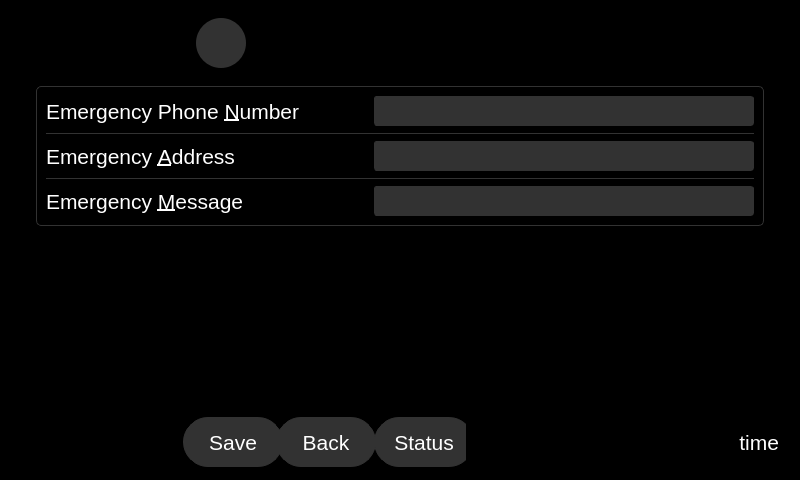
Qt form qt_design/main_window.ui (zyl120/Naloxone_Safety_Kit) before a commit.
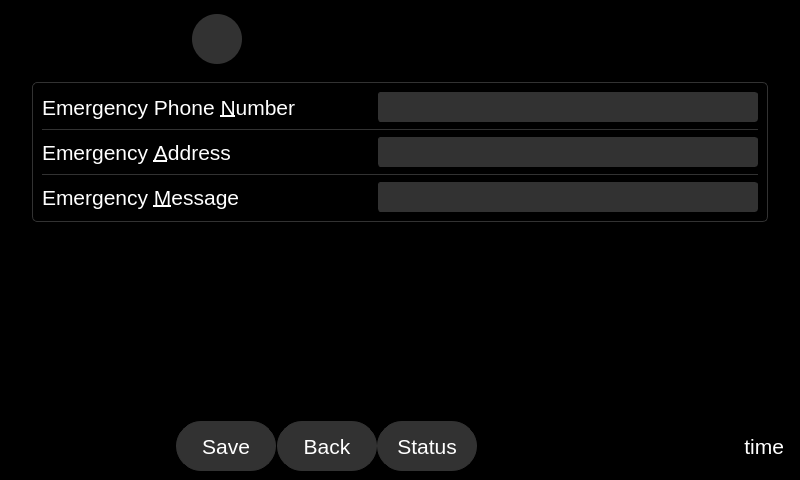
The same form after that commit. The open tabs and pages were chosen to show the change. Icons and pictures are not drawn.

The edit to the form file:
```diff
--- a/qt_design/main_window.ui
+++ b/qt_design/main_window.ui
@@ -44,615 +44,23 @@
    <string notr="true">background-color:black</string>
   </property>
   <widget class="QWidget" name="centralwidget">
-   <layout class="QGridLayout" name="gridLayout_21">
-    <item row="2" column="0" colspan="2">
-     <widget class="QFrame" name="shortcut_frame">
-      <property name="sizePolicy">
-       <sizepolicy hsizetype="Preferred" vsizetype="Fixed">
-        <horstretch>0</horstretch>
-        <verstretch>0</verstretch>
-       </sizepolicy>
-      </property>
-      <property name="minimumSize">
-       <size>
-        <width>0</width>
-        <height>60</height>
-       </size>
-      </property>
-      <property name="maximumSize">
-       <size>
-        <width>16777215</width>
-        <height>60</height>
-       </size>
-      </property>
-      <property name="frameShape">
-       <enum>QFrame::StyledPanel</enum>
-      </property>
-      <property name="frameShadow">
-       <enum>QFrame::Raised</enum>
-      </property>
-      <layout class="QHBoxLayout" name="horizontalLayout">
-       <property name="leftMargin">
-        <number>5</number>
-       </property>
-       <property name="topMargin">
-        <number>5</number>
-       </property>
-       <property name="rightMargin">
-        <number>5</number>
-       </property>
-       <property name="bottomMargin">
-        <number>5</number>
-       </property>
-       <item>
-        <widget class="QPushButton" name="dashboardPushButton">
-         <property name="sizePolicy">
-          <sizepolicy hsizetype="Fixed" vsizetype="Fixed">
-           <horstretch>0</horstretch>
-           <verstretch>0</verstretch>
-          </sizepolicy>
-         </property>
-         <property name="minimumSize">
-          <size>
-           <width>50</width>
-           <height>50</height>
-          </size>
-         </property>
-         <property name="maximumSize">
-          <size>
-           <width>50</width>
-           <height>50</height>
-          </size>
-         </property>
-         <property name="font">
-          <font>
-           <pointsize>16</pointsize>
-           <bold>false</bold>
-          </font>
-         </property>
-         <property name="styleSheet">
-          <string notr="true">QPushButton{color: white; border-color:black; border-radius:25px;border-width: 1px;border-style: solid;}
-
-QPushButton:checked{
-color: white;background-color: rgb(50,50,50);
-border-color: rgb(50,50,50);}</string>
-         </property>
-         <property name="text">
-          <string/>
-         </property>
-         <property name="icon">
-          <iconset>
-           <normaloff>../main/res/dashboard.png</normaloff>../main/res/dashboard.png</iconset>
-         </property>
-         <property name="iconSize">
-          <size>
-           <width>32</width>
-           <height>32</height>
-          </size>
-         </property>
-         <property name="checkable">
-          <bool>true</bool>
-         </property>
-         <property name="checked">
-          <bool>false</bool>
-         </property>
-        </widget>
-       </item>
-       <item>
-        <widget class="QPushButton" name="homePushButton">
-         <property name="sizePolicy">
-          <sizepolicy hsizetype="Fixed" vsizetype="Fixed">
-           <horstretch>0</horstretch>
-           <verstretch>0</verstretch>
-          </sizepolicy>
-         </property>
-         <property name="minimumSize">
-          <size>
-           <width>50</width>
-           <height>50</height>
-          </size>
-         </property>
-         <property name="maximumSize">
-          <size>
-           <width>50</width>
-           <height>50</height>
-          </size>
-         </property>
-         <property name="font">
-          <font>
-           <pointsize>16</pointsize>
-           <bold>false</bold>
-          </font>
-         </property>
-         <property name="styleSheet">
-          <string notr="true">QPushButton{color: white; border-color:black; border-radius:25px;border-width: 1px;border-style: solid;}
-
-QPushButton:checked{
-color: white;background-color: rgb(50,50,50);
-border-color: rgb(50,50,50);}</string>
-         </property>
-         <property name="text">
-          <string/>
-         </property>
-         <property name="icon">
-          <iconset>
-           <normaloff>../main/res/user_home.png</normaloff>../main/res/user_home.png</iconset>
-         </property>
-         <property name="iconSize">
-          <size>
-           <width>32</width>
-           <height>32</height>
-          </size>
-         </property>
-         <property name="checkable">
-          <bool>true</bool>
-         </property>
-        </widget>
-       </item>
-       <item>
-        <widget class="QPushButton" name="settingsPushButton">
-         <property name="sizePolicy">
-          <sizepolicy hsizetype="Fixed" vsizetype="Fixed">
-           <horstretch>0</horstretch>
-           <verstretch>0</verstretch>
-          </sizepolicy>
-         </property>
-         <property name="minimumSize">
-          <size>
-           <width>50</width>
-           <height>50</height>
-          </size>
-         </property>
-         <property name="maximumSize">
-          <size>
-           <width>50</width>
-           <height>50</height>
-          </size>
-         </property>
-         <property name="font">
-          <font>
-           <pointsize>16</pointsize>
-           <bold>false</bold>
-          </font>
-         </property>
-         <property name="autoFillBackground">
-          <bool>false</bool>
-         </property>
-         <property name="styleSheet">
-          <string notr="true">QPushButton{color: white; border-color:black; border-radius:25px;border-width: 1px;border-style: solid;}
-
-QPushButton:checked{
-color: white;background-color: rgb(50,50,50);
-border-color: rgb(50,50,50);}</string>
-         </property>
-         <property name="text">
-          <string/>
-         </property>
-         <property name="icon">
-          <iconset>
-           <normaloff>../main/res/settings.png</normaloff>../main/res/settings.png</iconset>
-         </property>
-         <property name="iconSize">
-          <size>
-           <width>32</width>
-           <height>32</height>
-          </size>
-         </property>
-         <property name="checkable">
-          <bool>true</bool>
-         </property>
-        </widget>
-       </item>
-       <item>
-        <widget class="QPushButton" name="saveToFilePushButton">
-         <property name="sizePolicy">
-          <sizepolicy hsizetype="Fixed" vsizetype="Fixed">
-           <horstretch>0</horstretch>
-           <verstretch>0</verstretch>
-          </sizepolicy>
-         </property>
-         <property name="minimumSize">
-          <size>
-           <width>100</width>
-           <height>50</height>
-          </size>
-         </property>
-         <property name="maximumSize">
-          <size>
-           <width>100</width>
-           <height>50</height>
-          </size>
-         </property>
-         <property name="font">
-          <font>
-           <pointsize>16</pointsize>
-           <bold>false</bold>
-          </font>
-         </property>
-         <property name="styleSheet">
-          <string notr="true">QPushButton:enabled{color: white; background-color: rgb(50,50,50); border-radius:25px;border-color: rgb(50,50,50);border-width: 1px;border-style: solid;}</string>
-         </property>
-         <property name="text">
-          <string>Save</string>
-         </property>
-         <property name="icon">
-          <iconset>
-           <normaloff>../main/res/save.png</normaloff>../main/res/save.png</iconset>
-         </property>
-         <property name="iconSize">
-          <size>
-           <width>32</width>
-           <height>32</height>
-          </size>
-         </property>
-        </widget>
-       </item>
-       <item>
-        <widget class="QPushButton" name="backPushButton">
-         <property name="sizePolicy">
-          <sizepolicy hsizetype="Fixed" vsizetype="Fixed">
-           <horstretch>0</horstretch>
-           <verstretch>0</verstretch>
-          </sizepolicy>
-         </property>
-         <property name="minimumSize">
-          <size>
-           <width>100</width>
-           <height>50</height>
-          </size>
-         </property>
-         <property name="maximumSize">
-          <size>
-           <width>100</width>
-           <height>50</height>
-          </size>
-         </property>
-         <property name="font">
-          <font>
-           <pointsize>16</pointsize>
-           <bold>false</bold>
-          </font>
-         </property>
-         <property name="autoFillBackground">
-          <bool>false</bool>
-         </property>
-         <property name="styleSheet">
-          <string notr="true">QPushButton:enabled{color: white; background-color: rgb(50,50,50); border-radius:25px;border-color: rgb(50,50,50);border-width: 1px;border-style: solid;}</string>
-         </property>
-         <property name="text">
-          <string>Back</string>
-         </property>
-         <property name="icon">
-          <iconset>
-           <normaloff>../main/res/back.png</normaloff>../main/res/back.png</iconset>
-         </property>
-         <property name="iconSize">
-          <size>
-           <width>32</width>
-           <height>32</height>
-          </size>
-         </property>
-         <property name="checkable">
-          <bool>false</bool>
-         </property>
-        </widget>
-       </item>
-       <item>
-        <spacer name="horizontalSpacer_2">
-         <property name="orientation">
-          <enum>Qt::Horizontal</enum>
-         </property>
-         <property name="sizeHint" stdset="0">
-          <size>
-           <width>40</width>
-           <height>20</height>
-          </size>
-         </property>
-        </spacer>
-       </item>
-       <item>
-        <widget class="Line" name="line_12">
-         <property name="orientation">
-          <enum>Qt::Horizontal</enum>
-         </property>
-        </widget>
-       </item>
-       <item>
-        <widget class="QLabel" name="status_bar">
-         <property name="sizePolicy">
-          <sizepolicy hsizetype="Expanding" vsizetype="Fixed">
-           <horstretch>0</horstretch>
-           <verstretch>0</verstretch>
-          </sizepolicy>
-         </property>
-         <property name="minimumSize">
-          <size>
-           <width>100</width>
-           <height>50</height>
-          </size>
-         </property>
-         <property name="maximumSize">
-          <size>
-           <width>16777215</width>
-           <height>50</height>
-          </size>
-         </property>
-         <property name="font">
-          <font>
-           <pointsize>16</pointsize>
-          </font>
-         </property>
-         <property name="styleSheet">
-          <string notr="true">color: white; background-color: rgb(50,50,50); border-radius:25px;border-color: rgb(50,50,50);border-width: 1px;border-style: solid;</string>
-         </property>
-         <property name="text">
-          <string>Status</string>
-         </property>
-         <property name="alignment">
-          <set>Qt::AlignCenter</set>
-         </property>
-        </widget>
-       </item>
-       <item>
-        <widget class="QLabel" name="low_charge_icon">
-         <property name="sizePolicy">
-          <sizepolicy hsizetype="Fixed" vsizetype="Fixed">
-           <horstretch>0</horstretch>
-           <verstretch>0</verstretch>
-          </sizepolicy>
-         </property>
-         <property name="minimumSize">
-          <size>
-           <width>32</width>
-           <height>50</height>
-          </size>
-         </property>
-         <property name="maximumSize">
-          <size>
-           <width>32</width>
-           <height>50</height>
-          </size>
-         </property>
-         <property name="text">
-          <string/>
-         </property>
-         <property name="pixmap">
-          <pixmap>../main/res/wallet.png</pixmap>
-         </property>
-         <property name="alignment">
-          <set>Qt::AlignCenter</set>
-         </property>
-        </widget>
-       </item>
-       <item>
-        <widget class="QLabel" name="door_sensor_icon">
-         <property name="sizePolicy">
-          <sizepolicy hsizetype="Fixed" vsizetype="Fixed">
-           <horstretch>0</horstretch>
-           <verstretch>0</verstretch>
-          </sizepolicy>
-         </property>
-         <property name="minimumSize">
-          <size>
-           <width>32</width>
-           <height>50</height>
-          </size>
-         </property>
-         <property name="maximumSize">
-          <size>
-           <width>32</width>
-           <height>50</height>
-          </size>
-         </property>
-         <property name="text">
-          <string/>
-         </property>
-         <property name="pixmap">
-          <pixmap>../main/res/door.png</pixmap>
-         </property>
-         <property name="alignment">
-          <set>Qt::AlignCenter</set>
-         </property>
-        </widget>
-       </item>
-       <item>
-        <widget class="QLabel" name="no_connection_icon">
-         <property name="sizePolicy">
-          <sizepolicy hsizetype="Fixed" vsizetype="Fixed">
-           <horstretch>0</horstretch>
-           <verstretch>0</verstretch>
-          </sizepolicy>
-         </property>
-         <property name="minimumSize">
-          <size>
-           <width>32</width>
-           <height>50</height>
-          </size>
-         </property>
-         <property name="maximumSize">
-          <size>
-           <width>32</width>
-           <height>50</height>
-          </size>
-         </property>
-         <property name="text">
-          <string/>
-         </property>
-         <property name="pixmap">
-          <pixmap>../main/res/server.png</pixmap>
-         </property>
-         <property name="alignment">
-          <set>Qt::AlignCenter</set>
-         </property>
-        </widget>
-       </item>
-       <item>
-        <widget class="QLabel" name="naloxone_destroyed_icon">
-         <property name="sizePolicy">
-          <sizepolicy hsizetype="Fixed" vsizetype="Fixed">
-           <horstretch>0</horstretch>
-           <verstretch>0</verstretch>
-          </sizepolicy>
-         </property>
-         <property name="minimumSize">
-          <size>
-           <width>32</width>
-           <height>50</height>
-          </size>
-         </property>
-         <property name="maximumSize">
-          <size>
-           <width>32</width>
-           <height>50</height>
-          </size>
-         </property>
-         <property name="styleSheet">
-          <string notr="true"/>
-         </property>
-         <property name="text">
-          <string/>
-         </property>
-         <property name="pixmap">
-          <pixmap>../main/res/pill.png</pixmap>
-         </property>
-         <property name="alignment">
-          <set>Qt::AlignCenter</set>
-         </property>
-        </widget>
-       </item>
-       <item>
-        <widget class="QLabel" name="fan_icon">
-         <property name="sizePolicy">
-          <sizepolicy hsizetype="Fixed" vsizetype="Fixed">
-           <horstretch>0</horstretch>
-           <verstretch>0</verstretch>
-          </sizepolicy>
-         </property>
-         <property name="minimumSize">
-          <size>
-           <width>32</width>
-           <height>50</height>
-          </size>
-         </property>
-         <property name="maximumSize">
-          <size>
-           <width>32</width>
-           <height>50</height>
-          </size>
-         </property>
-         <property name="text">
-          <string/>
-         </property>
-         <property name="pixmap">
-          <pixmap>../main/res/fan.png</pixmap>
-         </property>
-         <property name="alignment">
-          <set>Qt::AlignCenter</set>
-         </property>
-        </widget>
-       </item>
-       <item>
-        <widget class="QLabel" name="wait_icon">
-         <property name="sizePolicy">
-          <sizepolicy hsizetype="Fixed" vsizetype="Fixed">
-           <horstretch>0</horstretch>
-           <verstretch>0</verstretch>
-          </sizepolicy>
-         </property>
-         <property name="minimumSize">
-          <size>
-           <width>32</width>
-           <height>50</height>
-          </size>
-         </property>
-         <property name="maximumSize">
-          <size>
-           <width>32</width>
-           <height>50</height>
-          </size>
-         </property>
-         <property name="text">
-          <string/>
-         </property>
-         <property name="pixmap">
-          <pixmap>../main/res/wait.png</pixmap>
-         </property>
-         <property name="alignment">
-          <set>Qt::AlignCenter</set>
-         </property>
-        </widget>
-       </item>
-       <item>
-        <widget class="QLabel" name="unlock_icon">
-         <property name="sizePolicy">
-          <sizepolicy hsizetype="Fixed" vsizetype="Fixed">
-           <horstretch>0</horstretch>
-           <verstretch>0</verstretch>
-          </sizepolicy>
-         </property>
-         <property name="minimumSize">
-          <size>
-           <width>32</width>
-           <height>50</height>
-          </size>
-         </property>
-         <property name="maximumSize">
-          <size>
-           <width>32</width>
-           <height>50</height>
-          </size>
-         </property>
-         <property name="text">
-          <string/>
-         </property>
-         <property name="pixmap">
-          <pixmap>../main/res/unlock.png</pixmap>
-         </property>
-         <property name="alignment">
-          <set>Qt::AlignCenter</set>
-         </property>
-        </widget>
-       </item>
-       <item>
-        <widget class="QLabel" name="time_label">
-         <property name="sizePolicy">
-          <sizepolicy hsizetype="Preferred" vsizetype="Fixed">
-           <horstretch>0</horstretch>
-           <verstretch>0</verstretch>
-          </sizepolicy>
-         </property>
-         <property name="minimumSize">
-          <size>
-           <width>0</width>
-           <height>50</height>
-          </size>
-         </property>
-         <property name="maximumSize">
-          <size>
-           <width>16777215</width>
-           <height>50</height>
-          </size>
-         </property>
-         <property name="font">
-          <font>
-           <pointsize>16</pointsize>
-          </font>
-         </property>
-         <property name="styleSheet">
-          <string notr="true">color: white; background-color: black; border-radius:25px;border-color: black;border-width: 1px;border-style: solid;</string>
-         </property>
-         <property name="text">
-          <string>time</string>
-         </property>
-         <property name="alignment">
-          <set>Qt::AlignRight|Qt::AlignTrailing|Qt::AlignVCenter</set>
-         </property>
-        </widget>
-       </item>
-      </layout>
-     </widget>
-    </item>
-    <item row="0" column="0" colspan="2">
+   <layout class="QVBoxLayout" name="verticalLayout_10">
+    <property name="spacing">
+     <number>5</number>
+    </property>
+    <property name="leftMargin">
+     <number>5</number>
+    </property>
+    <property name="topMargin">
+     <number>5</number>
+    </property>
+    <property name="rightMargin">
+     <number>5</number>
+    </property>
+    <property name="bottomMargin">
+     <number>5</number>
+    </property>
+    <item>
      <widget class="QStackedWidget" name="stackedWidget">
       <property name="sizePolicy">
        <sizepolicy hsizetype="Expanding" vsizetype="Expanding">
@@ -2355,8 +1763,8 @@
                 <rect>
                  <x>0</x>
                  <y>0</y>
-                 <width>728</width>
-                 <height>294</height>
+                 <width>746</width>
+                 <height>310</height>
                 </rect>
                </property>
                <layout class="QVBoxLayout" name="verticalLayout_44">
@@ -5660,6 +5068,609 @@
       </widget>
      </widget>
     </item>
+    <item>
+     <widget class="QFrame" name="shortcut_frame">
+      <property name="sizePolicy">
+       <sizepolicy hsizetype="Preferred" vsizetype="Fixed">
+        <horstretch>0</horstretch>
+        <verstretch>0</verstretch>
+       </sizepolicy>
+      </property>
+      <property name="minimumSize">
+       <size>
+        <width>0</width>
+        <height>60</height>
+       </size>
+      </property>
+      <property name="maximumSize">
+       <size>
+        <width>16777215</width>
+        <height>60</height>
+       </size>
+      </property>
+      <property name="frameShape">
+       <enum>QFrame::StyledPanel</enum>
+      </property>
+      <property name="frameShadow">
+       <enum>QFrame::Raised</enum>
+      </property>
+      <layout class="QHBoxLayout" name="horizontalLayout">
+       <property name="spacing">
+        <number>5</number>
+       </property>
+       <property name="leftMargin">
+        <number>5</number>
+       </property>
+       <property name="topMargin">
+        <number>5</number>
+       </property>
+       <property name="rightMargin">
+        <number>5</number>
+       </property>
+       <property name="bottomMargin">
+        <number>5</number>
+       </property>
+       <item>
+        <widget class="QPushButton" name="dashboardPushButton">
+         <property name="sizePolicy">
+          <sizepolicy hsizetype="Fixed" vsizetype="Fixed">
+           <horstretch>0</horstretch>
+           <verstretch>0</verstretch>
+          </sizepolicy>
+         </property>
+         <property name="minimumSize">
+          <size>
+           <width>50</width>
+           <height>50</height>
+          </size>
+         </property>
+         <property name="maximumSize">
+          <size>
+           <width>50</width>
+           <height>50</height>
+          </size>
+         </property>
+         <property name="font">
+          <font>
+           <pointsize>16</pointsize>
+           <bold>false</bold>
+          </font>
+         </property>
+         <property name="styleSheet">
+          <string notr="true">QPushButton{color: white; border-color:black; border-radius:25px;border-width: 1px;border-style: solid;}
+
+QPushButton:checked{
+color: white;background-color: rgb(50,50,50);
+border-color: rgb(50,50,50);}</string>
+         </property>
+         <property name="text">
+          <string/>
+         </property>
+         <property name="icon">
+          <iconset>
+           <normaloff>../main/res/dashboard.png</normaloff>../main/res/dashboard.png</iconset>
+         </property>
+         <property name="iconSize">
+          <size>
+           <width>32</width>
+           <height>32</height>
+          </size>
+         </property>
+         <property name="checkable">
+          <bool>true</bool>
+         </property>
+         <property name="checked">
+          <bool>false</bool>
+         </property>
+        </widget>
+       </item>
+       <item>
+        <widget class="QPushButton" name="homePushButton">
+         <property name="sizePolicy">
+          <sizepolicy hsizetype="Fixed" vsizetype="Fixed">
+           <horstretch>0</horstretch>
+           <verstretch>0</verstretch>
+          </sizepolicy>
+         </property>
+         <property name="minimumSize">
+          <size>
+           <width>50</width>
+           <height>50</height>
+          </size>
+         </property>
+         <property name="maximumSize">
+          <size>
+           <width>50</width>
+           <height>50</height>
+          </size>
+         </property>
+         <property name="font">
+          <font>
+           <pointsize>16</pointsize>
+           <bold>false</bold>
+          </font>
+         </property>
+         <property name="styleSheet">
+          <string notr="true">QPushButton{color: white; border-color:black; border-radius:25px;border-width: 1px;border-style: solid;}
+
+QPushButton:checked{
+color: white;background-color: rgb(50,50,50);
+border-color: rgb(50,50,50);}</string>
+         </property>
+         <property name="text">
+          <string/>
+         </property>
+         <property name="icon">
+          <iconset>
+           <normaloff>../main/res/user_home.png</normaloff>../main/res/user_home.png</iconset>
+         </property>
+         <property name="iconSize">
+          <size>
+           <width>32</width>
+           <height>32</height>
+          </size>
+         </property>
+         <property name="checkable">
+          <bool>true</bool>
+         </property>
+        </widget>
+       </item>
+       <item>
+        <widget class="QPushButton" name="settingsPushButton">
+         <property name="sizePolicy">
+          <sizepolicy hsizetype="Fixed" vsizetype="Fixed">
+           <horstretch>0</horstretch>
+           <verstretch>0</verstretch>
+          </sizepolicy>
+         </property>
+         <property name="minimumSize">
+          <size>
+           <width>50</width>
+           <height>50</height>
+          </size>
+         </property>
+         <property name="maximumSize">
+          <size>
+           <width>50</width>
+           <height>50</height>
+          </size>
+         </property>
+         <property name="font">
+          <font>
+           <pointsize>16</pointsize>
+           <bold>false</bold>
+          </font>
+         </property>
+         <property name="autoFillBackground">
+          <bool>false</bool>
+         </property>
+         <property name="styleSheet">
+          <string notr="true">QPushButton{color: white; border-color:black; border-radius:25px;border-width: 1px;border-style: solid;}
+
+QPushButton:checked{
+color: white;background-color: rgb(50,50,50);
+border-color: rgb(50,50,50);}</string>
+         </property>
+         <property name="text">
+          <string/>
+         </property>
+         <property name="icon">
+          <iconset>
+           <normaloff>../main/res/settings.png</normaloff>../main/res/settings.png</iconset>
+         </property>
+         <property name="iconSize">
+          <size>
+           <width>32</width>
+           <height>32</height>
+          </size>
+         </property>
+         <property name="checkable">
+          <bool>true</bool>
+         </property>
+        </widget>
+       </item>
+       <item>
+        <widget class="QPushButton" name="saveToFilePushButton">
+         <property name="sizePolicy">
+          <sizepolicy hsizetype="Fixed" vsizetype="Fixed">
+           <horstretch>0</horstretch>
+           <verstretch>0</verstretch>
+          </sizepolicy>
+         </property>
+         <property name="minimumSize">
+          <size>
+           <width>100</width>
+           <height>50</height>
+          </size>
+         </property>
+         <property name="maximumSize">
+          <size>
+           <width>100</width>
+           <height>50</height>
+          </size>
+         </property>
+         <property name="font">
+          <font>
+           <pointsize>16</pointsize>
+           <bold>false</bold>
+          </font>
+         </property>
+         <property name="styleSheet">
+          <string notr="true">QPushButton:enabled{color: white; background-color: rgb(50,50,50); border-radius:25px;border-color: rgb(50,50,50);border-width: 1px;border-style: solid;}</string>
+         </property>
+         <property name="text">
+          <string>Save</string>
+         </property>
+         <property name="icon">
+          <iconset>
+           <normaloff>../main/res/save.png</normaloff>../main/res/save.png</iconset>
+         </property>
+         <property name="iconSize">
+          <size>
+           <width>32</width>
+           <height>32</height>
+          </size>
+         </property>
+        </widget>
+       </item>
+       <item>
+        <widget class="QPushButton" name="backPushButton">
+         <property name="sizePolicy">
+          <sizepolicy hsizetype="Fixed" vsizetype="Fixed">
+           <horstretch>0</horstretch>
+           <verstretch>0</verstretch>
+          </sizepolicy>
+         </property>
+         <property name="minimumSize">
+          <size>
+           <width>100</width>
+           <height>50</height>
+          </size>
+         </property>
+         <property name="maximumSize">
+          <size>
+           <width>100</width>
+           <height>50</height>
+          </size>
+         </property>
+         <property name="font">
+          <font>
+           <pointsize>16</pointsize>
+           <bold>false</bold>
+          </font>
+         </property>
+         <property name="autoFillBackground">
+          <bool>false</bool>
+         </property>
+         <property name="styleSheet">
+          <string notr="true">QPushButton:enabled{color: white; background-color: rgb(50,50,50); border-radius:25px;border-color: rgb(50,50,50);border-width: 1px;border-style: solid;}</string>
+         </property>
+         <property name="text">
+          <string>Back</string>
+         </property>
+         <property name="icon">
+          <iconset>
+           <normaloff>../main/res/back.png</normaloff>../main/res/back.png</iconset>
+         </property>
+         <property name="iconSize">
+          <size>
+           <width>32</width>
+           <height>32</height>
+          </size>
+         </property>
+         <property name="checkable">
+          <bool>false</bool>
+         </property>
+        </widget>
+       </item>
+       <item>
+        <spacer name="horizontalSpacer_2">
+         <property name="orientation">
+          <enum>Qt::Horizontal</enum>
+         </property>
+         <property name="sizeHint" stdset="0">
+          <size>
+           <width>40</width>
+           <height>20</height>
+          </size>
+         </property>
+        </spacer>
+       </item>
+       <item>
+        <widget class="QLabel" name="status_bar">
+         <property name="sizePolicy">
+          <sizepolicy hsizetype="MinimumExpanding" vsizetype="Fixed">
+           <horstretch>0</horstretch>
+           <verstretch>0</verstretch>
+          </sizepolicy>
+         </property>
+         <property name="minimumSize">
+          <size>
+           <width>100</width>
+           <height>50</height>
+          </size>
+         </property>
+         <property name="maximumSize">
+          <size>
+           <width>16777215</width>
+           <height>50</height>
+          </size>
+         </property>
+         <property name="font">
+          <font>
+           <pointsize>16</pointsize>
+          </font>
+         </property>
+         <property name="styleSheet">
+          <string notr="true">color: white; background-color: rgb(50,50,50); border-radius:25px;border-color: rgb(50,50,50);border-width: 1px;border-style: solid;</string>
+         </property>
+         <property name="text">
+          <string>Status</string>
+         </property>
+         <property name="alignment">
+          <set>Qt::AlignCenter</set>
+         </property>
+        </widget>
+       </item>
+       <item>
+        <widget class="QLabel" name="low_charge_icon">
+         <property name="sizePolicy">
+          <sizepolicy hsizetype="Fixed" vsizetype="Fixed">
+           <horstretch>0</horstretch>
+           <verstretch>0</verstretch>
+          </sizepolicy>
+         </property>
+         <property name="minimumSize">
+          <size>
+           <width>32</width>
+           <height>50</height>
+          </size>
+         </property>
+         <property name="maximumSize">
+          <size>
+           <width>32</width>
+           <height>50</height>
+          </size>
+         </property>
+         <property name="text">
+          <string/>
+         </property>
+         <property name="pixmap">
+          <pixmap>../main/res/wallet.png</pixmap>
+         </property>
+         <property name="alignment">
+          <set>Qt::AlignCenter</set>
+         </property>
+        </widget>
+       </item>
+       <item>
+        <widget class="QLabel" name="door_sensor_icon">
+         <property name="sizePolicy">
+          <sizepolicy hsizetype="Fixed" vsizetype="Fixed">
+           <horstretch>0</horstretch>
+           <verstretch>0</verstretch>
+          </sizepolicy>
+         </property>
+         <property name="minimumSize">
+          <size>
+           <width>32</width>
+           <height>50</height>
+          </size>
+         </property>
+         <property name="maximumSize">
+          <size>
+           <width>32</width>
+           <height>50</height>
+          </size>
+         </property>
+         <property name="text">
+          <string/>
+         </property>
+         <property name="pixmap">
+          <pixmap>../main/res/door.png</pixmap>
+         </property>
+         <property name="alignment">
+          <set>Qt::AlignCenter</set>
+         </property>
+        </widget>
+       </item>
+       <item>
+        <widget class="QLabel" name="no_connection_icon">
+         <property name="sizePolicy">
+          <sizepolicy hsizetype="Fixed" vsizetype="Fixed">
+           <horstretch>0</horstretch>
+           <verstretch>0</verstretch>
+          </sizepolicy>
+         </property>
+         <property name="minimumSize">
+          <size>
+           <width>32</width>
+           <height>50</height>
+          </size>
+         </property>
+         <property name="maximumSize">
+          <size>
+           <width>32</width>
+           <height>50</height>
+          </size>
+         </property>
+         <property name="text">
+          <string/>
+         </property>
+         <property name="pixmap">
+          <pixmap>../main/res/server.png</pixmap>
+         </property>
+         <property name="alignment">
+          <set>Qt::AlignCenter</set>
+         </property>
+        </widget>
+       </item>
+       <item>
+        <widget class="QLabel" name="naloxone_destroyed_icon">
+         <property name="sizePolicy">
+          <sizepolicy hsizetype="Fixed" vsizetype="Fixed">
+           <horstretch>0</horstretch>
+           <verstretch>0</verstretch>
+          </sizepolicy>
+         </property>
+         <property name="minimumSize">
+          <size>
+           <width>32</width>
+           <height>50</height>
+          </size>
+         </property>
+         <property name="maximumSize">
+          <size>
+           <width>32</width>
+           <height>50</height>
+          </size>
+         </property>
+         <property name="styleSheet">
+          <string notr="true"/>
+         </property>
+         <property name="text">
+          <string/>
+         </property>
+         <property name="pixmap">
+          <pixmap>../main/res/pill.png</pixmap>
+         </property>
+         <property name="alignment">
+          <set>Qt::AlignCenter</set>
+         </property>
+        </widget>
+       </item>
+       <item>
+        <widget class="QLabel" name="fan_icon">
+         <property name="sizePolicy">
+          <sizepolicy hsizetype="Fixed" vsizetype="Fixed">
+           <horstretch>0</horstretch>
+           <verstretch>0</verstretch>
+          </sizepolicy>
+         </property>
+         <property name="minimumSize">
+          <size>
+           <width>32</width>
+           <height>50</height>
+          </size>
+         </property>
+         <property name="maximumSize">
+          <size>
+           <width>32</width>
+           <height>50</height>
+          </size>
+         </property>
+         <property name="text">
+          <string/>
+         </property>
+         <property name="pixmap">
+          <pixmap>../main/res/fan.png</pixmap>
+         </property>
+         <property name="alignment">
+          <set>Qt::AlignCenter</set>
+         </property>
+        </widget>
+       </item>
+       <item>
+        <widget class="QLabel" name="wait_icon">
+         <property name="sizePolicy">
+          <sizepolicy hsizetype="Fixed" vsizetype="Fixed">
+           <horstretch>0</horstretch>
+           <verstretch>0</verstretch>
+          </sizepolicy>
+         </property>
+         <property name="minimumSize">
+          <size>
+           <width>32</width>
+           <height>50</height>
+          </size>
+         </property>
+         <property name="maximumSize">
+          <size>
+           <width>32</width>
+           <height>50</height>
+          </size>
+         </property>
+         <property name="text">
+          <string/>
+         </property>
+         <property name="pixmap">
+          <pixmap>../main/res/wait.png</pixmap>
+         </property>
+         <property name="alignment">
+          <set>Qt::AlignCenter</set>
+         </property>
+        </widget>
+       </item>
+       <item>
+        <widget class="QLabel" name="unlock_icon">
+         <property name="sizePolicy">
+          <sizepolicy hsizetype="Fixed" vsizetype="Fixed">
+           <horstretch>0</horstretch>
+           <verstretch>0</verstretch>
+          </sizepolicy>
+         </property>
+         <property name="minimumSize">
+          <size>
+           <width>32</width>
+           <height>50</height>
+          </size>
+         </property>
+         <property name="maximumSize">
+          <size>
+           <width>32</width>
+           <height>50</height>
+          </size>
+         </property>
+         <property name="text">
+          <string/>
+         </property>
+         <property name="pixmap">
+          <pixmap>../main/res/unlock.png</pixmap>
+         </property>
+         <property name="alignment">
+          <set>Qt::AlignCenter</set>
+         </property>
+        </widget>
+       </item>
+       <item>
+        <widget class="QLabel" name="time_label">
+         <property name="sizePolicy">
+          <sizepolicy hsizetype="Preferred" vsizetype="Fixed">
+           <horstretch>0</horstretch>
+           <verstretch>0</verstretch>
+          </sizepolicy>
+         </property>
+         <property name="minimumSize">
+          <size>
+           <width>0</width>
+           <height>50</height>
+          </size>
+         </property>
+         <property name="maximumSize">
+          <size>
+           <width>16777215</width>
+           <height>50</height>
+          </size>
+         </property>
+         <property name="font">
+          <font>
+           <pointsize>16</pointsize>
+          </font>
+         </property>
+         <property name="styleSheet">
+          <string notr="true">color: white; background-color: black; border-radius:25px;border-color: black;border-width: 1px;border-style: solid;</string>
+         </property>
+         <property name="text">
+          <string>time</string>
+         </property>
+         <property name="alignment">
+          <set>Qt::AlignRight|Qt::AlignTrailing|Qt::AlignVCenter</set>
+         </property>
+        </widget>
+       </item>
+      </layout>
+     </widget>
+    </item>
    </layout>
   </widget>
  </widget>
```
Left out of the diff: 32 changed lines with no effect on the pictures.
